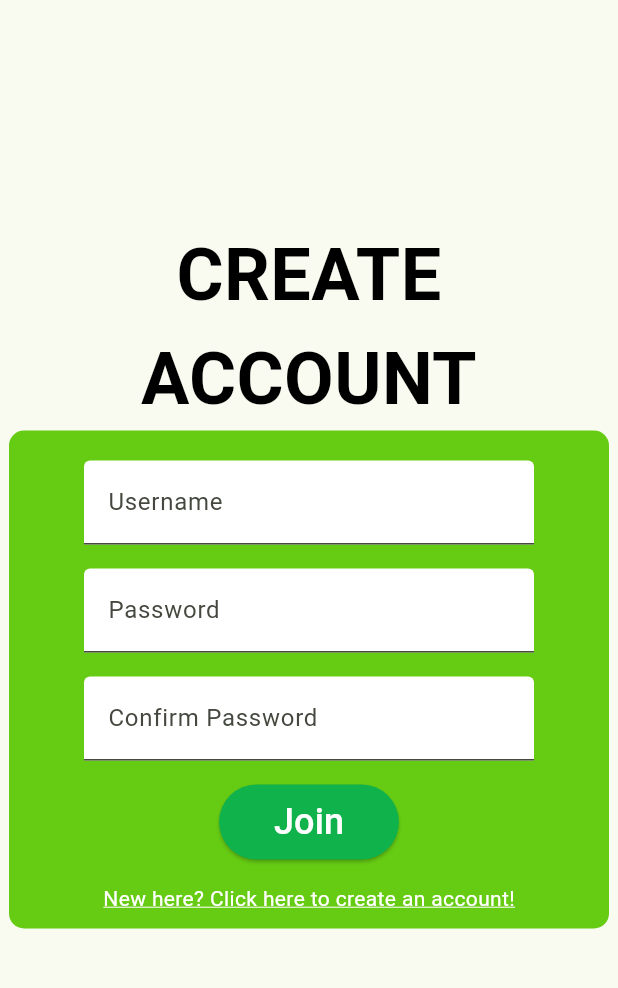
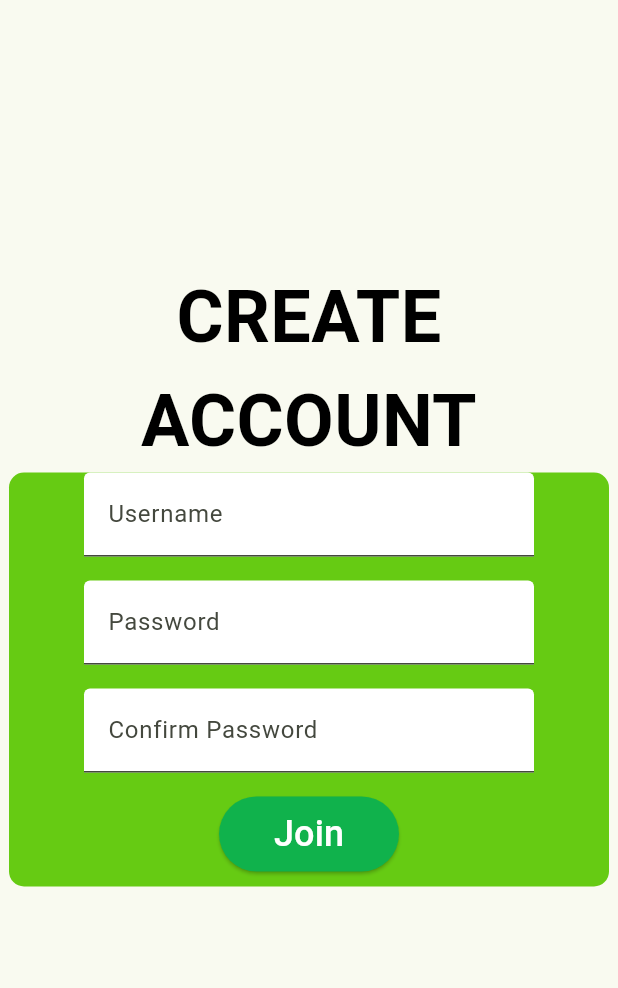
Before and after one commit to wcturnbull/FinanceFriend, a Flutter app: the screen it shows after launch, after a tap on "New here? Click here to create an accoun", on a phone screen of 412 x 824 dp, the part 84-1072 px from its top. Run offline on Flutter 3.47's test engine with Material 2 defaults, Android fonts, the phone set to English and light mode, and no system bars.

Commit message:
Some quick style fixes

```diff
--- a/lib/create_account.dart
+++ b/lib/create_account.dart
@@ -30,7 +30,7 @@ class CreateAccount extends StatelessWidget {
               child: Column(
                 mainAxisAlignment: MainAxisAlignment.center,
                 children: [
-                  const SizedBox(height: 20.0),
+                  const SizedBox(height: 0.0),
                   const SizedBox(
                     width: 300,
                     child: TextField(
@@ -80,18 +80,6 @@ class CreateAccount extends StatelessWidget {
                           fontSize: 24,
                         )),
                   ),
-                  const SizedBox(height: 16.0),
-                  GestureDetector(
-                    onTap: () {
-                      Navigator.pushNamed(context, "/");
-                    },
-                    child: const Text(
-                        "New here? Click here to create an account!",
-                        style: TextStyle(
-                            color: Colors.white,
-                            decoration: TextDecoration.underline,
-                            decorationColor: Colors.white)),
-                  ),
                   const SizedBox(height: 10.0),
                 ],
               ),
--- a/lib/login.dart
+++ b/lib/login.dart
@@ -23,7 +23,6 @@ class Login extends StatelessWidget {
             ),
             Container(
               width: 400, // Adjust the width as needed
-              height: 300,
               decoration: BoxDecoration(
                 color: Theme.of(context).colorScheme.primary,
                 borderRadius: BorderRadius.circular(10.0),
@@ -31,7 +30,7 @@ class Login extends StatelessWidget {
               child: Column(
                 mainAxisAlignment: MainAxisAlignment.center,
                 children: [
-                  const SizedBox(height: 20.0),
+                  const SizedBox(height: 40.0),
                   const SizedBox(
                     width: 300,
                     child: TextField(
@@ -80,7 +79,8 @@ class Login extends StatelessWidget {
                             color: Colors.white,
                             decoration: TextDecoration.underline,
                             decorationColor: Colors.white)),
-                  )
+                  ),
+                  const SizedBox(height: 16.0),
                 ],
               ),
             ),
```
